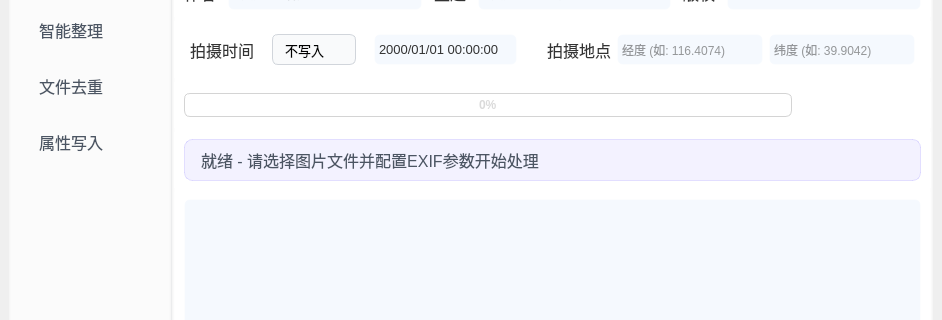
Before: the Qt Designer form Ui_MainWindow.ui in YangShengzhou03/LeafSort, drawn with Qt 5; both pictures show x 0 to 942 and y 148 to 468 of the 942 by 580 pixel window.
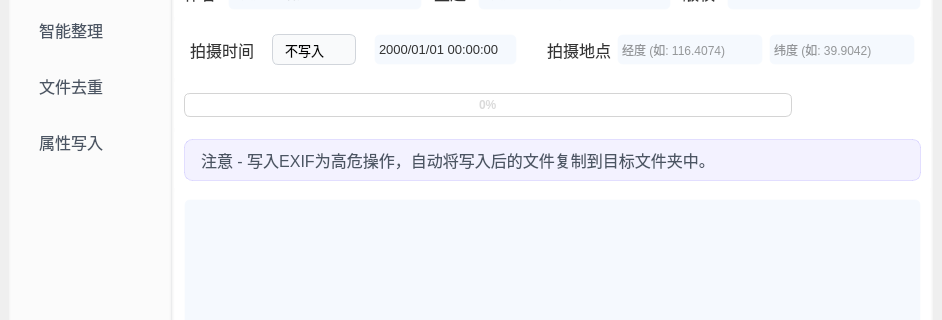
After: the same form once the commit is applied. The open tabs and pages were chosen to show the change. Icons and pictures are not drawn.

Diff of the .ui file:
```diff
--- a/Ui_MainWindow.ui
+++ b/Ui_MainWindow.ui
@@ -6248,7 +6248,7 @@
 box-shadow: 0 2px 4px rgba(0, 0, 0, 0.05);</string>
                       </property>
                       <property name="text">
-                       <string>就绪 - 请选择图片文件并配置EXIF参数开始处理</string>
+                       <string>注意 - 写入EXIF为高危操作，自动将写入后的文件复制到目标文件夹中。</string>
                       </property>
                      </widget>
                     </item>
```
